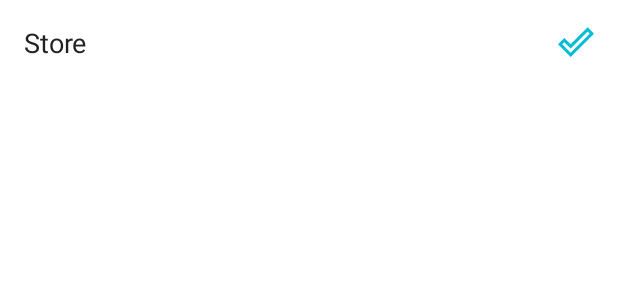
After one commit to RutaleIvanPaul/StoreManager, an Android app: the layout stores.xml on its own in the app's theme, with its tools: preview values and no code run, on a phone screen of 412 x 824 dp. The commit adds this screen. Shown: the top 300 px of the screen. Run offline under Robolectric (Android 15) with nearby library versions, the phone set to English and light mode, and no system bars.

Commit message:
Add loading of stores and complete Check Ins

```diff
--- /dev/null
+++ b/app/src/main/res/drawable/check_outline.xml
@@ -0,0 +1,8 @@
+<!-- drawable/check_outline.xml -->
+<vector xmlns:android="http://schemas.android.com/apk/res/android"
+    android:height="24dp"
+    android:width="24dp"
+    android:viewportWidth="24"
+    android:viewportHeight="24">
+    <path android:fillColor="#00BCD4" android:pathData="M19.78,2.2L24,6.42L8.44,22L0,13.55L4.22,9.33L8.44,13.55L19.78,2.2M19.78,5L8.44,16.36L4.22,12.19L2.81,13.55L8.44,19.17L21.19,6.42L19.78,5Z" />
+</vector>
--- a/app/src/main/res/layout/fragment_check_in.xml
+++ b/app/src/main/res/layout/fragment_check_in.xml
@@ -87,6 +87,7 @@
                 android:id="@+id/check_in_quantity"
                 android:layout_width="match_parent"
                 android:layout_height="50dp"
+                android:inputType="number"
                 android:backgroundTint="@color/colorAccent"
                 android:drawableStart="@drawable/ic_quantity_black"
                 android:drawablePadding="8dp"
@@ -108,6 +109,7 @@
                 android:id="@+id/check_in_store"
                 android:layout_width="match_parent"
                 android:layout_height="50dp"
+                android:focusable="false"
                 android:backgroundTint="@color/colorAccent"
                 android:drawableStart="@drawable/ic_store_black"
                 android:drawablePadding="8dp"
--- /dev/null
+++ b/app/src/main/res/layout/stores.xml
@@ -0,0 +1,30 @@
+<?xml version="1.0" encoding="utf-8"?>
+<androidx.constraintlayout.widget.ConstraintLayout xmlns:android="http://schemas.android.com/apk/res/android"
+    xmlns:app="http://schemas.android.com/apk/res-auto"
+    xmlns:tools="http://schemas.android.com/tools"
+    android:layout_width="match_parent"
+    android:layout_height="wrap_content"
+    android:focusable="true"
+    android:padding="8dp"
+    android:layout_margin="8dp"
+    android:focusableInTouchMode="true"
+    android:background="@android:color/white"
+    tools:context=".views.FragmentReports">
+
+
+    <CheckedTextView
+        app:layout_constraintTop_toTopOf="parent"
+        app:layout_constraintEnd_toEndOf="parent"
+        app:layout_constraintStart_toStartOf="parent"
+        android:id="@+id/storeName"
+        android:textColor="@color/primaryText"
+        android:layout_width="fill_parent"
+        android:layout_height="wrap_content"
+        android:checkMark="@drawable/check_outline"
+        android:checkMarkTint="@color/colorAccent"
+        android:checked="false"
+        android:textSize="18sp"
+        android:gravity="center"
+        android:text="@string/store" />
+
+</androidx.constraintlayout.widget.ConstraintLayout>
--- a/app/src/main/res/values/colors.xml
+++ b/app/src/main/res/values/colors.xml
@@ -5,4 +5,7 @@
     <color name="colorAccent">#00BCD4</color>
     <color name="colorLight">#B0E1F7</color>
     <color name="colorWhite">#fff</color>
+
+    <color name="primaryText">#212121</color>
+    <color name="secondaryText">#757575</color>
 </resources>
```
Also changed, not shown: app/src/main/java/com/kotlin/ivanpaulrutale/storemanager/adapter/StoresAdapter.kt (added, +64 -0 lines), app/src/main/java/com/kotlin/ivanpaulrutale/storemanager/models/ListItems.kt (+13 -4 lines), app/src/main/java/com/kotlin/ivanpaulrutale/storemanager/models/Stores.kt (added, +21 -0 lines), app/src/main/java/com/kotlin/ivanpaulrutale/storemanager/network/EndPoints.kt (+7 -3 lines), app/src/main/java/com/kotlin/ivanpaulrutale/storemanager/views/FragmentCheckIn.kt (+43 -33 lines), app/src/main/java/com/kotlin/ivanpaulrutale/storemanager/views/FragmentCheckOut.kt (+4 -8 lines), app/src/main/java/com/kotlin/ivanpaulrutale/storemanager/views/StoreBottomSheet.kt (added, +141 -0 lines), app/src/main/res/layout/stores_bottom_sheet.xml (added, +43 -0 lines).
